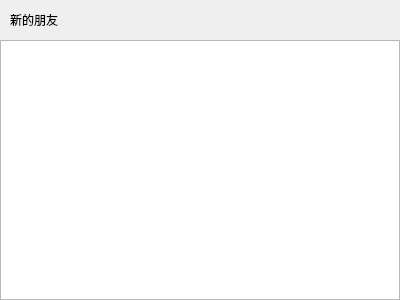
This is CppChat/dialogs/applyfriendpage.ui in Algebraaaa/CppChat as Qt 5 draws it before an edit. The edited form follows.
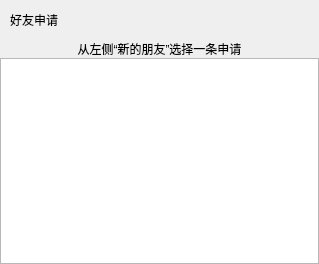
This is the edited form. Custom widgets are drawn as their Qt base class.

Diff of the .ui file:
```diff
--- a/CppChat/dialogs/applyfriendpage.ui
+++ b/CppChat/dialogs/applyfriendpage.ui
@@ -6,8 +6,8 @@
    <rect>
     <x>0</x>
     <y>0</y>
-    <width>400</width>
-    <height>300</height>
+    <width>319</width>
+    <height>264</height>
    </rect>
   </property>
   <property name="windowTitle">
@@ -78,7 +78,7 @@
          </size>
         </property>
         <property name="text">
-         <string>新的朋友</string>
+         <string>好友申请</string>
         </property>
        </widget>
       </item>
@@ -98,6 +98,22 @@
      </layout>
     </widget>
    </item>
+   <item>
+    <widget class="QLabel" name="apply_hint">
+     <property name="text">
+      <string>从左侧“新的朋友”选择一条申请</string>
+     </property>
+     <property name="textFormat">
+      <enum>Qt::PlainText</enum>
+     </property>
+     <property name="alignment">
+      <set>Qt::AlignCenter</set>
+     </property>
+     <property name="wordWrap">
+      <bool>true</bool>
+     </property>
+    </widget>
+   </item>
    <item>
     <widget class="QWidget" name="widget_2" native="true">
      <layout class="QVBoxLayout" name="verticalLayout_2">
```
